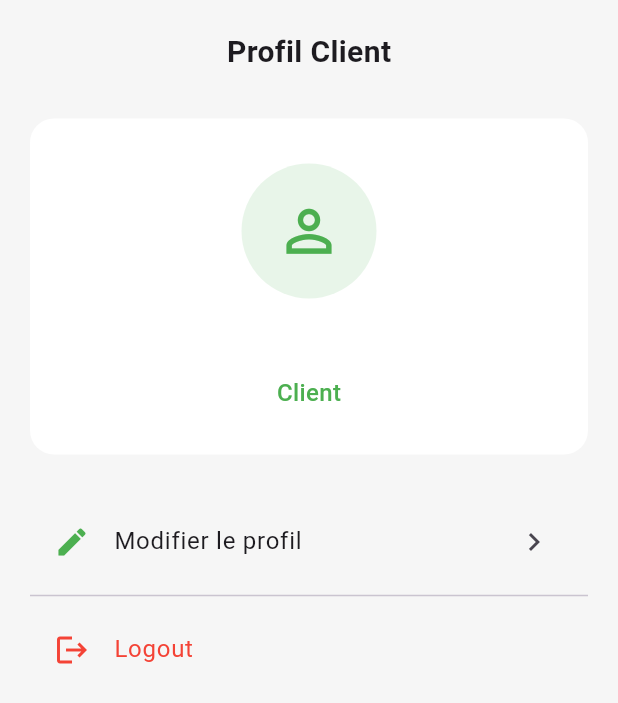
After one commit to Fatimetou-Bagga/smart-delivery, a Flutter app: the ClientProfileScreen screen opened directly, after a tap on "Logout", on a phone screen of 412 x 824 dp. The commit adds this screen. Shown: the top 703 px of the screen. Run offline on Flutter 3.47's test engine with Material 3 defaults, Android fonts, the phone set to English and light mode, and no system bars; our stand-ins replace flutter_secure_storage; accounts and stored records are empty; network calls fail.

Commit message:
Add Client Pages

```diff
--- a/frontend/smart_delivery/lib/core/network/api_client.dart
+++ b/frontend/smart_delivery/lib/core/network/api_client.dart
@@ -6,8 +6,9 @@ class ApiClient {
   final SecureStorage _storage = SecureStorage();
 
   // Base URL de ton backend Django
-  //static const String baseUrl = 'http://localhost:8000/api';
-  static const String baseUrl = 'http://10.0.2.2:8000/api';
+  static const String baseUrl = 'http://localhost:8000/api';
+  // static const String baseUrl = 'http://10.0.2.2:8000/api';
+  // static const String baseUrl = 'http://192.168.1.5:8000/api';
 
   Future<http.Response> get(String endpoint) async {
     final token = await _storage.getAccessToken();
--- a/frontend/smart_delivery/lib/providers/auth_provider.dart
+++ b/frontend/smart_delivery/lib/providers/auth_provider.dart
@@ -29,7 +29,6 @@ class AuthProvider extends ChangeNotifier {
 
       _user = user;
       _isAuthenticated = true;
-      await restoreSession();
     } catch (e) {
       _isAuthenticated = false;
       rethrow;
--- a/frontend/smart_delivery/lib/screens/auth/auth_gate.dart
+++ b/frontend/smart_delivery/lib/screens/auth/auth_gate.dart
@@ -12,7 +12,8 @@ class AuthGate extends StatelessWidget {
   @override
   Widget build(BuildContext context) {
     final auth = context.watch<AuthProvider>();
-
+    print('AUTH ROLE = ${auth.role}');
+    print('AUTH USER = ${auth.user}');
     if (auth.isLoading) {
       return const Scaffold(body: Center(child: CircularProgressIndicator()));
     }
@@ -29,6 +30,6 @@ class AuthGate extends StatelessWidget {
       return const CourierHomeScreen();
     }
 
-    return const LoginScreen();
+    return const Scaffold(body: Center(child: Text('Rôle inconnu')));
   }
 }
--- a/frontend/smart_delivery/lib/screens/auth/login_screen.dart
+++ b/frontend/smart_delivery/lib/screens/auth/login_screen.dart
@@ -30,7 +30,7 @@ class _LoginScreenState extends State<LoginScreen> {
             height: 200,
             width: double.infinity,
             decoration: const BoxDecoration(
-              color: Color.fromARGB(255, 229, 132, 232),
+              color: Color(0xFF6A1B6D),
               borderRadius: BorderRadius.only(
                 bottomLeft: Radius.circular(32),
                 bottomRight: Radius.circular(32),
@@ -156,7 +156,10 @@ class _LoginScreenState extends State<LoginScreen> {
                               )
                             : const Text(
                                 'Se connecter',
-                                style: TextStyle(fontSize: 16),
+                                style: TextStyle(
+                                  fontSize: 16,
+                                  color: Colors.white,
+                                ),
                               ),
                       ),
                     ),
--- /dev/null
+++ b/frontend/smart_delivery/lib/screens/client/profile_screen.dart
@@ -0,0 +1,109 @@
+import 'package:flutter/material.dart';
+import 'package:provider/provider.dart';
+import '../../providers/auth_provider.dart';
+
+class ClientProfileScreen extends StatelessWidget {
+  const ClientProfileScreen({super.key});
+
+  @override
+  Widget build(BuildContext context) {
+    final auth = context.watch<AuthProvider>();
+
+    return Scaffold(
+      backgroundColor: const Color(0xFFF6F6F6),
+      body: SafeArea(
+        child: SingleChildScrollView(
+          padding: const EdgeInsets.all(20),
+          child: Column(
+            children: [
+              /// TITLE
+              const Text(
+                'Profil Client',
+                style: TextStyle(fontSize: 20, fontWeight: FontWeight.w600),
+              ),
+
+              const SizedBox(height: 30),
+
+              /// CARD
+              Container(
+                width: double.infinity,
+                padding: const EdgeInsets.symmetric(vertical: 30),
+                decoration: BoxDecoration(
+                  color: Colors.white,
+                  borderRadius: BorderRadius.circular(16),
+                ),
+                child: Column(
+                  children: [
+                    /// ICON
+                    Container(
+                      width: 90,
+                      height: 90,
+                      decoration: BoxDecoration(
+                        color: const Color(0xFFE8F5E9),
+                        borderRadius: BorderRadius.circular(45),
+                      ),
+                      child: const Icon(
+                        Icons.person_outline,
+                        color: Colors.green,
+                        size: 45,
+                      ),
+                    ),
+
+                    const SizedBox(height: 16),
+
+                    /// USERNAME
+                    Text(
+                      auth.user?.username ?? '',
+                      style: const TextStyle(
+                        fontSize: 20,
+                        fontWeight: FontWeight.w600,
+                      ),
+                    ),
+
+                    const SizedBox(height: 6),
+
+                    /// ROLE
+                    const Text(
+                      'Client',
+                      style: TextStyle(
+                        fontSize: 16,
+                        color: Colors.green,
+                        fontWeight: FontWeight.w500,
+                      ),
+                    ),
+                  ],
+                ),
+              ),
+
+              const SizedBox(height: 30),
+
+              /// EDIT PROFILE (optionnel pour plus tard)
+              ListTile(
+                leading: const Icon(Icons.edit, color: Colors.green),
+                title: const Text('Modifier le profil'),
+                trailing: const Icon(Icons.chevron_right),
+                onTap: () {
+                  // Plus tard
+                },
+              ),
+
+              const Divider(),
+
+              /// LOGOUT
+              ListTile(
+                leading: const Icon(Icons.logout, color: Colors.red),
+                title: const Text(
+                  'Logout',
+                  style: TextStyle(color: Colors.red),
+                ),
+                onTap: () async {
+                  await context.read<AuthProvider>().logout();
+                },
+              ),
+            ],
+          ),
+        ),
+      ),
+    );
+  }
+}
--- a/frontend/smart_delivery/lib/screens/courier/profile.dart
+++ b/frontend/smart_delivery/lib/screens/courier/profile.dart
@@ -1,4 +1,6 @@
 import 'package:flutter/material.dart';
+import 'package:provider/provider.dart';
+import 'package:smart_delivery/providers/auth_provider.dart';
 
 class ProfileScreen extends StatelessWidget {
   const ProfileScreen({super.key});
@@ -9,7 +11,8 @@ class ProfileScreen extends StatelessWidget {
       backgroundColor: const Color(0xFFF6F6F6),
 
       body: SafeArea(
-        child: SingleChildScrollView( // ✅ FIX OVERFLOW
+        child: SingleChildScrollView(
+          // ✅ FIX OVERFLOW
           child: Padding(
             padding: const EdgeInsets.all(20),
             child: Column(
@@ -17,10 +20,7 @@ class ProfileScreen extends StatelessWidget {
                 /// TITLE
                 const Text(
                   'Profile',
-                  style: TextStyle(
-                    fontSize: 20,
-                    fontWeight: FontWeight.w600,
-                  ),
+                  style: TextStyle(fontSize: 20, fontWeight: FontWeight.w600),
                 ),
 
                 const SizedBox(height: 30),
@@ -82,7 +82,9 @@ class ProfileScreen extends StatelessWidget {
                   title: 'Logout',
                   iconColor: Colors.red,
                   textColor: Colors.red,
-                  onTap: () {},
+                  onTap: () async {
+                    await context.read<AuthProvider>().logout();
+                  },
                 ),
               ],
             ),
@@ -116,13 +118,7 @@ class _ProfileItem extends StatelessWidget {
     return ListTile(
       contentPadding: EdgeInsets.zero,
       leading: Icon(icon, color: iconColor),
-      title: Text(
-        title,
-        style: TextStyle(
-          fontSize: 16,
-          color: textColor,
-        ),
-      ),
+      title: Text(title, style: TextStyle(fontSize: 16, color: textColor)),
       trailing: const Icon(Icons.chevron_right),
       onTap: onTap,
     );
```
Also changed, not shown: frontend/smart_delivery/lib/providers/delivery_request_provider.dart (+11 -6 lines), frontend/smart_delivery/lib/screens/client/client_shell.dart (+5 -4 lines), frontend/smart_delivery/lib/screens/client/my_requests_screen.dart (+85 -0 lines), frontend/smart_delivery/lib/screens/client/tracking_map_screen.dart (added, +10 -0 lines), frontend/smart_delivery/lib/services/delivery_request_service.dart (+11 -0 lines), frontend/smart_delivery/lib/services/delivery_service.dart (+13 -9 lines), 1 other file.
